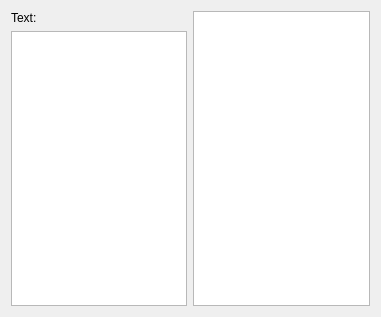
This is src/propertypages/propertypagetext.ui in HamedMasafi/QtReport as Qt 5 draws it before an edit. The edited form follows.
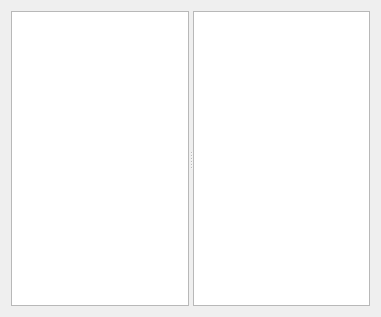
This is the edited form. Custom widgets are drawn as their Qt base class.

Diff of the .ui file:
```diff
--- a/src/propertypages/propertypagetext.ui
+++ b/src/propertypages/propertypagetext.ui
@@ -13,26 +13,18 @@
   <property name="windowTitle">
    <string>Form</string>
   </property>
-  <layout class="QHBoxLayout" name="horizontalLayout">
-   <item>
     <layout class="QVBoxLayout" name="verticalLayout">
      <item>
-      <widget class="QLabel" name="label">
-       <property name="text">
-        <string>Text:</string>
-       </property>
-      </widget>
-     </item>
-     <item>
+    <widget class="QSplitter" name="splitter">
+     <property name="orientation">
+      <enum>Qt::Horizontal</enum>
+     </property>
       <widget class="QTextEdit" name="textEdit"/>
-     </item>
-    </layout>
-   </item>
-   <item>
     <widget class="Leaf::ModelTreeView" name="treeView">
      <attribute name="headerDefaultSectionSize">
-      <number>0</number>
-     </attribute>
+       <number>38</number>
+      </attribute>
+     </widget>
     </widget>
    </item>
   </layout>
```
Lines whose indentation alone changed are shown as unchanged.
